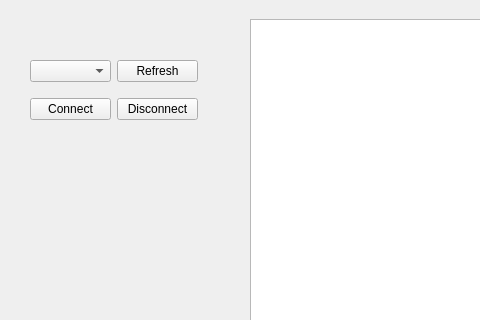
Before: the Qt Designer form printrol/executables/printrol/printrol_window.ui in MarkMan0/PrintRol, drawn with Qt 5; both pictures show x 0 to 480 and y 0 to 320 of the 800 by 600 pixel window.
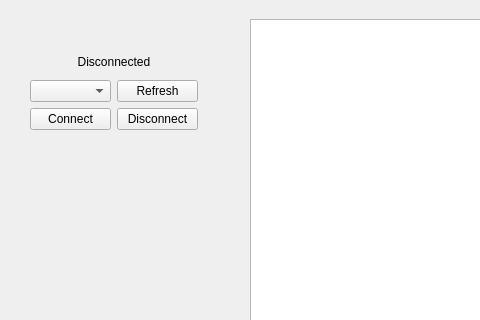
After: the same form once the commit is applied.

Commit message: Basic port manipulation

Patch:
```diff
--- a/printrol/executables/printrol/printrol_window.ui
+++ b/printrol/executables/printrol/printrol_window.ui
@@ -77,27 +77,37 @@
      </rect>
     </property>
     <layout class="QGridLayout" name="gridLayout">
-     <item row="0" column="0">
-      <widget class="QComboBox" name="portSelectBox"/>
-     </item>
-     <item row="0" column="1">
-      <widget class="QPushButton" name="portRefreshButton">
+     <item row="2" column="1">
+      <widget class="QPushButton" name="portDisconnectButton">
        <property name="text">
-        <string>Refresh</string>
+        <string>Disconnect</string>
        </property>
       </widget>
      </item>
-     <item row="1" column="0">
+     <item row="2" column="0">
       <widget class="QPushButton" name="portConnectButton">
        <property name="text">
         <string>Connect</string>
        </property>
       </widget>
      </item>
+     <item row="1" column="0">
+      <widget class="QComboBox" name="portSelectBox"/>
+     </item>
      <item row="1" column="1">
-      <widget class="QPushButton" name="portDisconnectButton">
+      <widget class="QPushButton" name="portRefreshButton">
        <property name="text">
-        <string>Disconnect</string>
+        <string>Refresh</string>
+       </property>
+      </widget>
+     </item>
+     <item row="0" column="0" colspan="2">
+      <widget class="QLabel" name="portStatusLabel">
+       <property name="text">
+        <string>Disconnected</string>
+       </property>
+       <property name="alignment">
+        <set>Qt::AlignCenter</set>
        </property>
       </widget>
      </item>
```
The commit also changes 3 other files.
